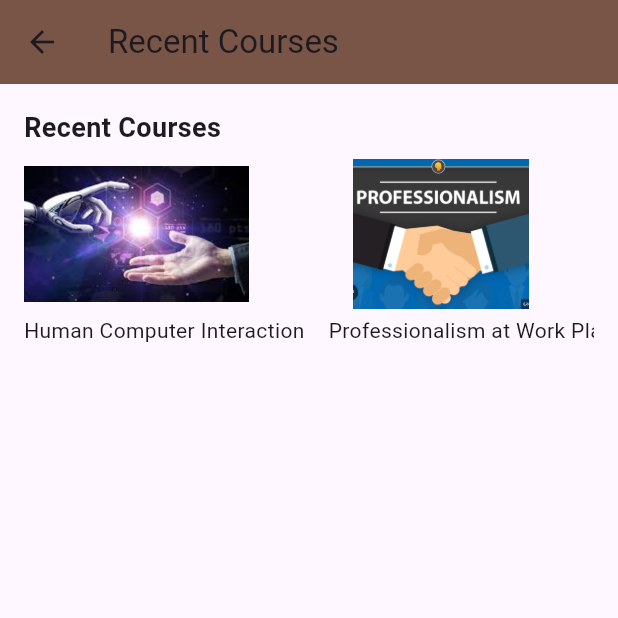
After one commit to NM0000/attendme, a Flutter app: the RecentCoursesScreen screen opened directly, on a phone screen of 412 x 824 dp, the top half of it. The commit adds this screen. Run offline on Flutter 3.47's test engine with Material 3 defaults, Android fonts, the phone set to English and light mode, and no system bars; our stand-ins replace camera, shared_preferences; accounts and stored records are empty.

Commit message:
udated version

```diff
--- /dev/null
+++ b/frontend/lib/attendance_provider.dart
@@ -0,0 +1,14 @@
+import 'package:flutter/foundation.dart';
+
+class AttendanceProvider with ChangeNotifier {
+  // Example attendance data
+  Map<String, bool> _attendanceData = {};
+
+  Map<String, bool> get attendanceData => _attendanceData;
+
+  // Method to update attendance data
+  void updateAttendance(String date, bool isPresent) {
+    _attendanceData[date] = isPresent;
+    notifyListeners();
+  }
+}
--- /dev/null
+++ b/frontend/lib/recent_courses_screen.dart
@@ -0,0 +1,63 @@
+import 'package:flutter/material.dart';
+
+class RecentCoursesScreen extends StatelessWidget {
+  const RecentCoursesScreen({super.key});
+
+  @override
+  Widget build(BuildContext context) {
+    return Scaffold(
+      appBar: AppBar(
+        title: const Text('Recent Courses'),
+        backgroundColor: Colors.brown,
+      ),
+      body: Padding(
+        padding: const EdgeInsets.all(16.0),
+        child: Column(
+          crossAxisAlignment: CrossAxisAlignment.start,
+          children: [
+            const Text(
+              'Recent Courses',
+              style: TextStyle(
+                fontSize: 18,
+                fontWeight: FontWeight.bold,
+              ),
+            ),
+            const SizedBox(height: 8),
+            SingleChildScrollView(
+              scrollDirection: Axis.horizontal,
+              child: Row(
+                children: [
+                  _buildRecentCourseItem('Human Computer Interaction', 'assets/human_computer_interface.png'),
+                  _buildRecentCourseItem('Professionalism at Work Place', 'assets/professionalism_at_work_place.png'),
+                  _buildRecentCourseItem('Data Mining', 'assets/data_mining.png'),
+                  _buildRecentCourseItem('Capstone Project', 'assets/capstone_project.png'),
+                  _buildRecentCourseItem('IoT', 'assets/IoT.png'),
+                ],
+              ),
+            ),
+          ],
+        ),
+      ),
+    );
+  }
+
+  Widget _buildRecentCourseItem(String title, String assetPath) {
+    return Container(
+      margin: const EdgeInsets.only(right: 16),
+      child: Column(
+        crossAxisAlignment: CrossAxisAlignment.start,
+        children: [
+          Image.asset(assetPath, width: 150, height: 100),
+          const SizedBox(height: 4),
+          Text(
+            title,
+            style: const TextStyle(
+              fontSize: 14,
+            ),
+            textAlign: TextAlign.center,
+          ),
+        ],
+      ),
+    );
+  }
+}
--- a/frontend/lib/student_login.dart
+++ b/frontend/lib/student_login.dart
@@ -15,7 +15,6 @@ class _StudentLoginScreenState extends State<StudentLoginScreen> {
 
   void _login() {
     if (_formKey.currentState!.validate()) {
-      // Implement real login logic here
       String email = _emailController.text;
       String password = _passwordController.text;
 
@@ -31,7 +30,6 @@ class _StudentLoginScreenState extends State<StudentLoginScreen> {
   }
 
   bool _validateCredentials(String email, String password) {
-    // Replace this with real authentication logic
     return email == 'student' && password == '123';
   }
 
@@ -77,7 +75,7 @@ class _StudentLoginScreenState extends State<StudentLoginScreen> {
               child: Column(
                 mainAxisAlignment: MainAxisAlignment.center,
                 children: <Widget>[
-                  Image.asset('assets/logo.png', width: 150, height: 150), // Enlarge logo
+                  Image.asset('assets/logo.png', width: 150, height: 150),
                   const SizedBox(height: 20),
                   const Text(
                     'Welcome to Attend Me',
--- a/frontend/pubspec.yaml
+++ b/frontend/pubspec.yaml
@@ -9,12 +9,14 @@ environment:
 dependencies:
   flutter:
     sdk: flutter
+  provider: ^6.1.2
   image_picker: ^0.8.5+3
   camera: ^0.10.0+2
   logging: ^1.0.2
   http: ^0.13.4
   shared_preferences: ^2.0.15
   intl: ^0.18.0
+  path_provider: ^2.0.11
 
 dev_dependencies:
   flutter_test:
```
Also changed, not shown: frontend/lib/face_capture_screen.dart (+63 -3 lines), frontend/lib/main.dart (+9 -1 lines), frontend/lib/student_home_screen.dart (+44 -6 lines), frontend/lib/student_register_screen.dart (+13 -70 lines).
